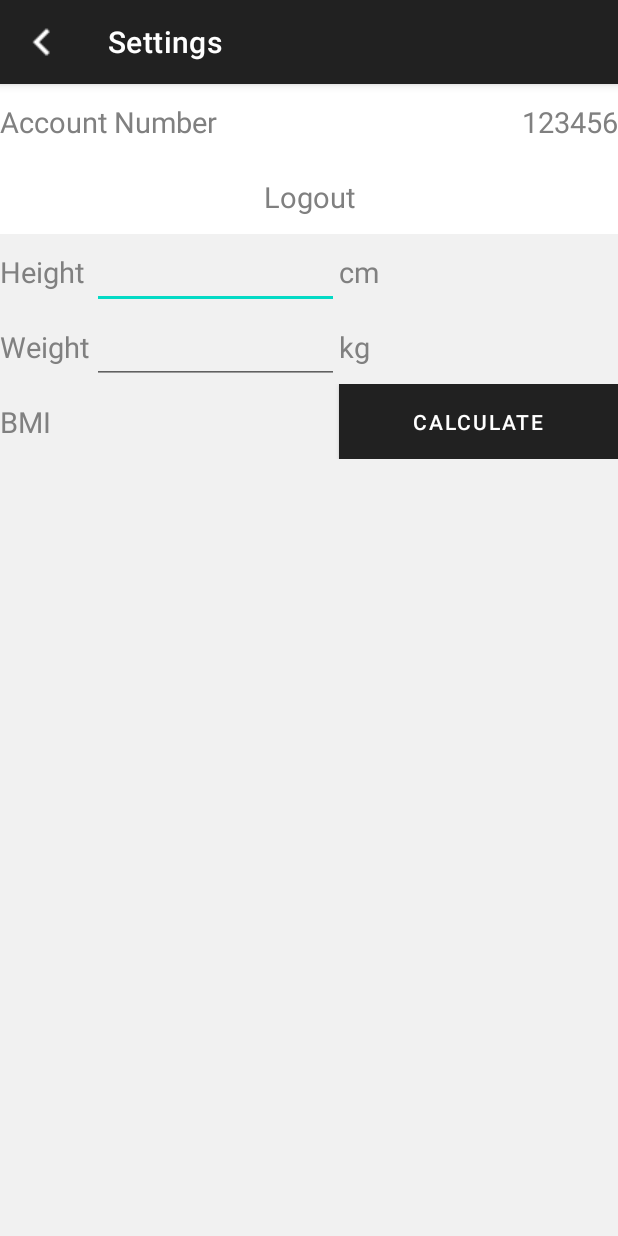
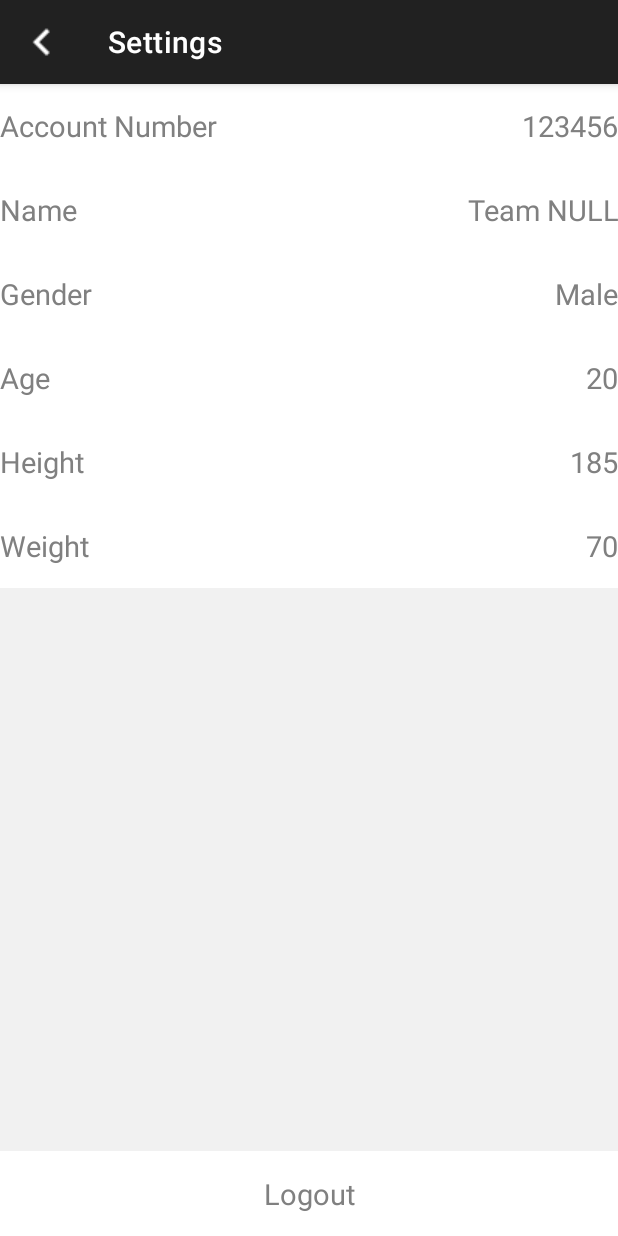
Before and after one commit to gym-tutor/android, an Android app: the layout activity_setting_account.xml on its own in the app's theme, with its tools: preview values and no code run, on a phone screen of 412 x 824 dp. Run offline under Robolectric (Android 15) with nearby library versions, the phone set to English and light mode, and no system bars.

Commit message:
setting page finished half

```diff
--- a/app/src/main/AndroidManifest.xml
+++ b/app/src/main/AndroidManifest.xml
@@ -35,6 +35,7 @@
         </activity>
         <activity android:name=".SummaryDetailsActivity" />
         <activity android:name=".SettingsActivity" />
+        <activity android:name=".SettingsAccount" />
     </application>
 
 </manifest>
--- a/app/src/main/res/layout/activity_setting_account.xml
+++ b/app/src/main/res/layout/activity_setting_account.xml
@@ -8,7 +8,7 @@
     android:orientation="vertical"
     android:background="?attr/backgroundcolor">
     <com.google.android.material.appbar.MaterialToolbar
-        android:id="@+id/settings_bar"
+        android:id="@+id/account_bar"
         style="@style/Widget.MaterialComponents.Toolbar.Primary"
         android:layout_width="match_parent"
         android:layout_height="?attr/actionBarSize"
@@ -17,10 +17,15 @@
         app:layout_constraintTop_toTopOf="parent"
         app:navigationIcon="@drawable/baseline_chevron_left_white_18dp"
         app:title="Settings" />
+    <LinearLayout android:layout_width="match_parent"
+        android:layout_height="0dp"
+        android:layout_weight="1"
+        android:orientation="vertical">
         <LinearLayout android:layout_width="match_parent" android:layout_height="50dp"
             android:orientation="horizontal"
+            android:layout_weight="1"
             android:background="?attr/cardbackgroundcolor"
-        android:id="@+id/accound_id">
+            >
             <TextView android:layout_width="0dp"
                 android:layout_weight="9"
                 android:layout_height="match_parent"
@@ -29,7 +34,6 @@
                 android:textSize="19dp"
                 android:text="Account Number"/>
             <TextView android:layout_width="0dp"
-            android:id="@+id/accounr_number"
                 android:layout_weight="9"
                 android:layout_height="match_parent"
                 android:textColor="?attr/textcolor"
@@ -37,10 +41,111 @@
                 android:textSize="19dp"
                 android:text="123456"/>
         </LinearLayout>
-
         <LinearLayout android:layout_width="match_parent" android:layout_height="50dp"
             android:orientation="horizontal"
             android:background="?attr/cardbackgroundcolor"
+            android:layout_weight="1">
+            <TextView android:layout_width="0dp"
+                android:layout_weight="9"
+                android:layout_height="match_parent"
+                android:textColor="?attr/textcolor"
+                android:gravity="center_vertical"
+                android:textSize="19dp"
+                android:text="Name"/>
+            <TextView android:layout_width="0dp"
+                android:id="@+id/accounr_number"
+                android:layout_weight="9"
+                android:layout_height="match_parent"
+                android:textColor="?attr/textcolor"
+                android:gravity="right|center"
+                android:textSize="19dp"
+                android:text="Team NULL"/>
+        </LinearLayout>
+        <LinearLayout android:layout_width="match_parent" android:layout_height="50dp"
+            android:orientation="horizontal"
+            android:layout_weight="1"
+            android:background="?attr/cardbackgroundcolor">
+            <TextView android:layout_width="0dp"
+                android:layout_weight="9"
+                android:layout_height="match_parent"
+                android:textColor="?attr/textcolor"
+                android:gravity="center_vertical"
+                android:textSize="19dp"
+                android:text="Gender"/>
+            <TextView android:layout_width="0dp"
+                android:layout_weight="9"
+                android:layout_height="match_parent"
+                android:textColor="?attr/textcolor"
+                android:gravity="right|center"
+                android:textSize="19dp"
+                android:text="Male"/>
+        </LinearLayout>
+        <LinearLayout android:layout_width="match_parent" android:layout_height="50dp"
+            android:orientation="horizontal"
+            android:layout_weight="1"
+            android:background="?attr/cardbackgroundcolor">
+            <TextView android:layout_width="0dp"
+                android:layout_weight="9"
+                android:layout_height="match_parent"
+                android:textColor="?attr/textcolor"
+                android:gravity="center_vertical"
+                android:textSize="19dp"
+                android:text="Age"/>
+            <TextView android:layout_width="0dp"
+                android:layout_weight="9"
+                android:layout_height="match_parent"
+                android:textColor="?attr/textcolor"
+                android:gravity="right|center"
+                android:textSize="19dp"
+                android:text="20"/>
+        </LinearLayout>
+        <LinearLayout android:layout_width="match_parent" android:layout_height="50dp"
+            android:orientation="horizontal"
+            android:layout_weight="1"
+            android:background="?attr/cardbackgroundcolor">
+            <TextView android:layout_width="0dp"
+                android:layout_weight="9"
+                android:layout_height="match_parent"
+                android:textColor="?attr/textcolor"
+                android:gravity="center_vertical"
+                android:textSize="19dp"
+                android:text="Height"/>
+            <TextView android:layout_width="0dp"
+                android:layout_weight="9"
+                android:layout_height="match_parent"
+                android:textColor="?attr/textcolor"
+                android:gravity="right|center"
+                android:textSize="19dp"
+                android:text="185"/>
+        </LinearLayout>
+        <LinearLayout android:layout_width="match_parent" android:layout_height="50dp"
+            android:orientation="horizontal"
+            android:layout_weight="1"
+            android:background="?attr/cardbackgroundcolor">
+            <TextView android:layout_width="0dp"
+                android:layout_weight="9"
+                android:layout_height="match_parent"
+                android:textColor="?attr/textcolor"
+                android:gravity="center_vertical"
+                android:textSize="19dp"
+                android:text="Weight"/>
+            <TextView android:layout_width="0dp"
+                android:layout_weight="9"
+                android:layout_height="match_parent"
+                android:textColor="?attr/textcolor"
+                android:gravity="right|center"
+                android:textSize="19dp"
+                android:text="70"/>
+        </LinearLayout>
+        <LinearLayout android:layout_width="match_parent" android:layout_height="50dp"
+            android:orientation="horizontal"
+            android:layout_weight="50"
+            android:background="?attr/backgroundcolor">
+        </LinearLayout>
+        <LinearLayout android:layout_width="match_parent" android:layout_height="50dp"
+            android:orientation="horizontal"
+            android:background="?attr/cardbackgroundcolor"
+            android:layout_weight="1"
             android:id="@+id/logout">
             <TextView android:layout_width="0dp"
                 android:layout_weight="9"
@@ -50,100 +155,5 @@
                 android:textSize="19dp"
                 android:text="Logout"/>
         </LinearLayout>
-
-    <LinearLayout android:layout_width="match_parent" android:layout_height="50dp"
-        android:orientation="horizontal">
-        <TextView
-            android:layout_width="0dp"
-            android:layout_height="match_parent"
-            android:layout_weight="3"
-            android:textColor="?attr/textcolor"
-            android:gravity="center_vertical"
-            android:textSize="19dp"
-            android:text="Height" />
-        <EditText
-            android:id="@+id/height"
-            android:layout_width="0dp"
-            android:layout_height="match_parent"
-            android:ems="9"
-            android:textColor="?attr/textcolor"
-            android:layout_weight="8"
-            android:inputType="number" />
-        <TextView android:layout_width="0dp"
-            android:layout_weight="2"
-            android:layout_height="match_parent"
-            android:textColor="?attr/textcolor"
-            android:gravity="center_vertical"
-            android:textSize="19dp"
-            android:text="cm"/>
-        <TextView android:layout_width="0dp"
-            android:layout_weight="7"
-            android:layout_height="match_parent"
-            android:gravity="center_vertical"
-            />
     </LinearLayout>
-
-    <LinearLayout android:layout_width="match_parent" android:layout_height="50dp"
-        android:orientation="horizontal">
-        <TextView
-            android:layout_width="0dp"
-            android:layout_height="match_parent"
-            android:layout_weight="3"
-            android:gravity="center_vertical"
-            android:textColor="?attr/textcolor"
-            android:textSize="19dp"
-            android:text="Weight" />
-        <EditText
-            android:id="@+id/weight"
-            android:layout_width="0dp"
-            android:layout_height="match_parent"
-            android:textColor="?attr/textcolor"
-            android:ems="9"
-            android:layout_weight="8"
-            android:inputType="number" />
-        <TextView android:layout_width="0dp"
-            android:layout_weight="2"
-            android:layout_height="match_parent"
-            android:textColor="?attr/textcolor"
-            android:gravity="center_vertical"
-            android:textSize="19dp"
-            android:text="kg"/>
-        <TextView android:layout_width="0dp"
-            android:layout_weight="7"
-            android:layout_height="match_parent"
-            android:gravity="center_vertical"
-            />
-    </LinearLayout>>
-
-    <LinearLayout android:layout_width="match_parent" android:layout_height="50dp"
-        android:orientation="horizontal">
-        <TextView
-            android:layout_width="0dp"
-            android:layout_height="match_parent"
-            android:layout_weight="3"
-            android:textColor="?attr/textcolor"
-            android:gravity="center_vertical"
-            android:textSize="19dp"
-            android:text="BMI" />
-        <TextView android:layout_width="0dp"
-            android:id="@+id/bmi"
-            android:layout_weight="8"
-            android:textColor="?attr/textcolor"
-            android:layout_height="match_parent"
-            android:gravity="center_vertical"
-            android:textSize="19dp"
-            android:text=""/>
-        />
-        <Button
-            android:id="@+id/calculate_bmi"
-            android:layout_width="0dp"
-            android:layout_height="match_parent"
-            android:layout_weight="9"
-            android:background="#34D6FA"
-            android:gravity="center"
-            android:text="Calculate" />
-        />
 </LinearLayout>
-
-
-</LinearLayout>
--- a/app/src/main/res/layout/activity_setting_notification.xml
+++ b/app/src/main/res/layout/activity_setting_notification.xml
@@ -8,7 +8,7 @@
     android:orientation="vertical"
     android:background="?attr/backgroundcolor">
     <com.google.android.material.appbar.MaterialToolbar
-        android:id="@+id/settings_bar"
+        android:id="@+id/account_bar"
         style="@style/Widget.MaterialComponents.Toolbar.Primary"
         android:layout_width="match_parent"
         android:layout_height="?attr/actionBarSize"
```
Also changed, not shown: app/src/main/java/com/gymandroid/SettingsAccount.kt (+29 -1 lines), app/src/main/java/com/gymandroid/SettingsActivity.kt (+23 -24 lines), app/src/main/res/layout/activity_setting_general.xml (added, +102 -0 lines), app/src/main/res/layout/activity_setting_privacy.xml (added, +78 -0 lines). Lines whose indentation alone changed are shown as unchanged.
